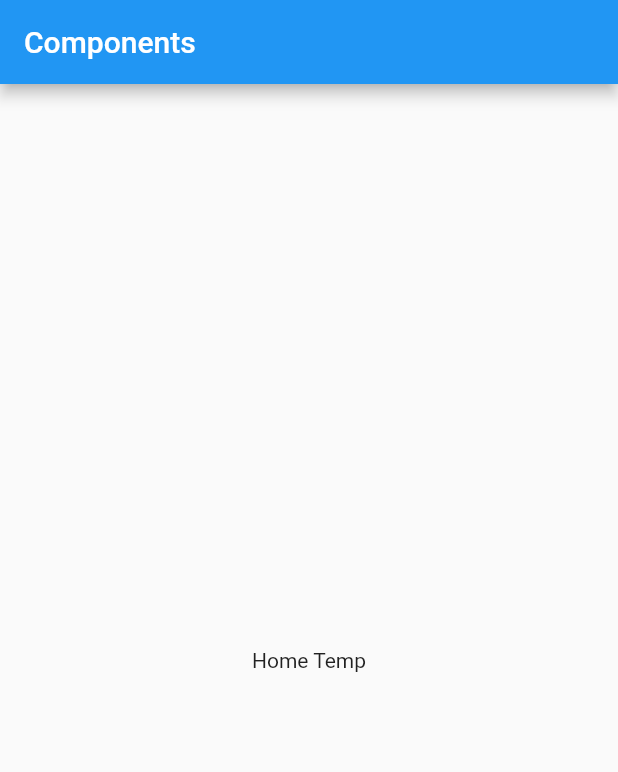
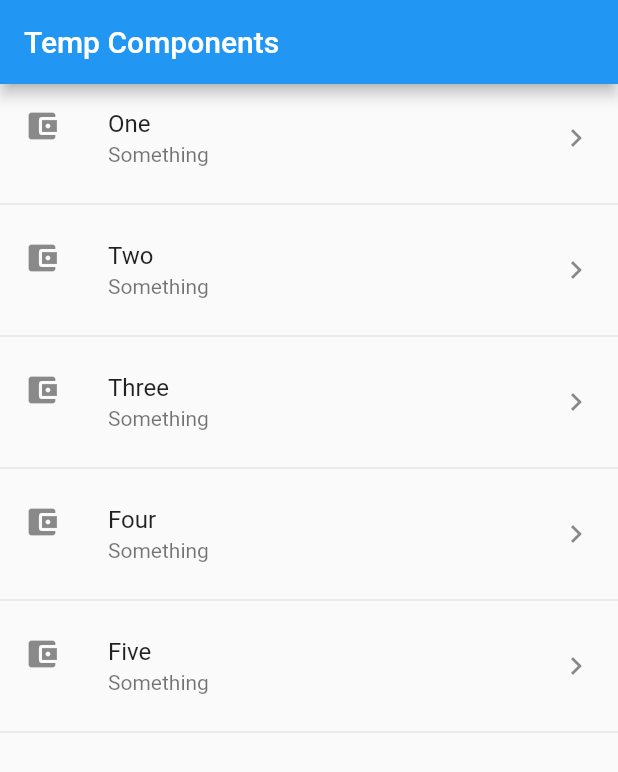
Before and after one commit to SuelioPinho/components, a Flutter app: the screen it shows after launch, on a phone screen of 412 x 824 dp. Shown: the top 772 px of the screen. Run offline on Flutter 3.47's test engine with Material 2 defaults, Android fonts, the phone set to English and light mode, and no system bars.

Commit message:
List View example

```diff
--- a/lib/main.dart
+++ b/lib/main.dart
@@ -8,11 +8,7 @@ class MyApp extends StatelessWidget {
   Widget build(BuildContext context) {
     return MaterialApp(
       title: 'Components APP',
-      home: Scaffold(
-          appBar: AppBar(
-            title: Text('Components'),
-          ),
-          body: HomePageTemp()),
+      home: HomePageTemp(),
     );
   }
 }
--- a/lib/src/pages/home_temp.dart
+++ b/lib/src/pages/home_temp.dart
@@ -1,10 +1,33 @@
 import 'package:flutter/material.dart';
 
 class HomePageTemp extends StatelessWidget {
+  final options = ['One', 'Two', 'Three', 'Four', 'Five'];
+
   @override
   Widget build(BuildContext context) {
-    return Center(
-      child: Text('Home Temp'),
+    return Scaffold(
+      appBar: AppBar(
+        title: Text('Temp Components'),
+      ),
+      body: ListView(
+        children: _createItems(),
+      ),
     );
   }
+
+  List<Widget> _createItems() {
+    return options.map((item) {
+      return Column(
+        children: <Widget>[
+          ListTile(
+            title: Text(item),
+            subtitle: Text('Something'),
+            leading: Icon(Icons.account_balance_wallet),
+            trailing: Icon(Icons.keyboard_arrow_right),
+          ),
+          Divider()
+        ],
+      );
+    }).toList();
+  }
 }
```
